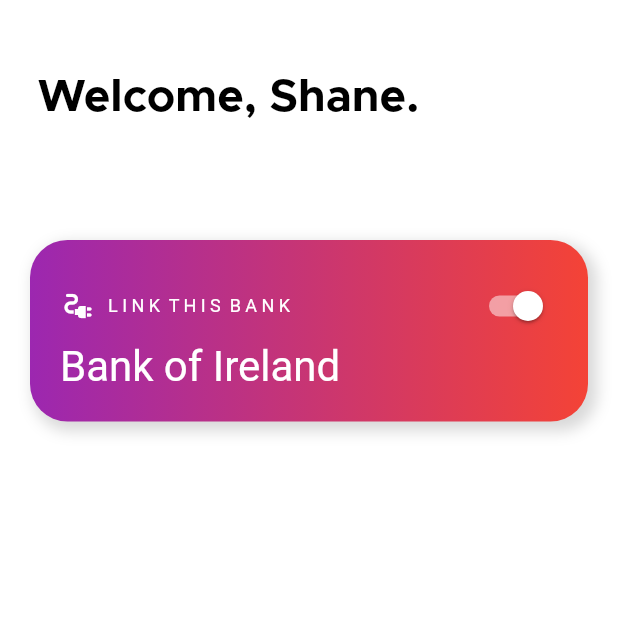
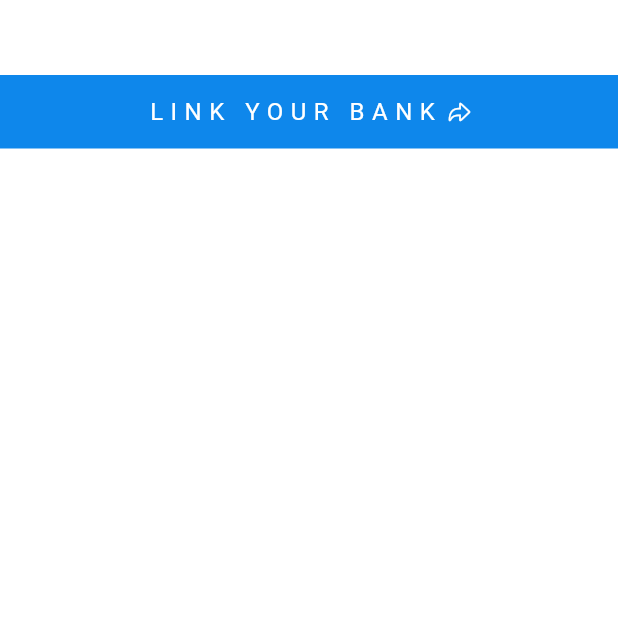
Before and after one commit to shanematthewkelly/Bankify, a Flutter app: the screen it shows after launch, on a phone screen of 412 x 824 dp, the top half of it. Run offline on Flutter 3.47's test engine with Material 2 defaults, Android fonts, the phone set to English and light mode, and no system bars; our stand-ins replace flutter_swiper, lottie, shared_preferences; missing offline and left inert: plaid_flutter; Roboto replaces fonts that are missing (avenir).

Commit message:
Plaid Link API Backend Integration With Client

```diff
--- a/lib/main.dart
+++ b/lib/main.dart
@@ -1,3 +1,4 @@
+
 import 'package:Bankify/screens/core/bankConnectScreen.dart';
 import 'package:Bankify/screens/intro/loaderScreen.dart';
 import 'package:flutter/material.dart';
--- a/lib/screens/core/bankConnectScreen.dart
+++ b/lib/screens/core/bankConnectScreen.dart
@@ -1,5 +1,10 @@
+import 'dart:convert';
+
 import 'package:flutter/cupertino.dart';
 import 'package:flutter/material.dart';
+import 'package:plaid_flutter/plaid_flutter.dart';
+import 'package:http/http.dart' as http;
+import 'package:shared_preferences/shared_preferences.dart';
 
 class ConnectBank extends StatefulWidget {
   @override
@@ -21,78 +26,33 @@
                   top: 50,
                   left: 25,
                 ),
-                child: Column(
-                  children: [
-                    Text(
-                      'Welcome, Shane.',
-                      style: TextStyle(
-                          fontSize: 30,
-                          fontFamily: 'MetroBold',
-                          color: Colors.black),
-                      textAlign: TextAlign.left,
-                    ),
-                  ],
-                ),
               ),
-              Expanded(
+              GestureDetector(
+                onTap: () async {
+                  // Run function responsible for initializing Plaid Link
+                  initializePlaidLink();
+                },
                 child: Container(
-                  margin:
-                      EdgeInsets.only(left: 20, right: 20, top: 80, bottom: 30),
-                  child: ListView(
+                  decoration: BoxDecoration(
+                    color: Color.fromRGBO(14, 135, 235, 1),
+                  ),
+                  padding: EdgeInsets.all(15),
+                  child: Row(
+                    mainAxisAlignment: MainAxisAlignment.center,
                     children: [
-                      Container(
-                        padding: EdgeInsets.all(20),
-                        decoration: BoxDecoration(
-                          gradient: LinearGradient(
-                            colors: [Colors.purple, Colors.red],
-                            begin: Alignment.centerLeft,
-                            end: Alignment.centerRight,
-                          ),
-                          boxShadow: [
-                            BoxShadow(
-                                color: Colors.grey.withOpacity(0.4),
-                                blurRadius: 8,
-                                spreadRadius: 2,
-                                offset: Offset(4, 4)),
-                          ],
-                          borderRadius: BorderRadius.all(Radius.circular(25)),
-                        ),
-                        child: Column(
-                          crossAxisAlignment: CrossAxisAlignment.start,
-                          children: <Widget>[
-                            Row(
-                              mainAxisAlignment: MainAxisAlignment.spaceBetween,
-                              children: <Widget>[
-                                Row(
-                                  children: <Widget>[
-                                    Icon(
-                                      Icons.electrical_services,
-                                      color: Colors.white,
-                                      size: 24,
-                                    ),
-                                    SizedBox(width: 8),
-                                    Text(
-                                      'L I N K  T H I S  B A N K',
-                                      style: TextStyle(
-                                          color: Colors.white, fontSize: 12),
-                                    ),
-                                  ],
-                                ),
-                                Switch(
-                                  onChanged: (bool value) {},
-                                  value: true,
-                                  activeColor: Colors.white,
-                                ),
-                              ],
-                            ),
-                            Text(
-                              "Bank of Ireland",
-                              style: TextStyle(
-                                  color: Colors.white,
-                                  fontSize: 28,
-                                  fontFamily: 'avenir'),
-                            )
-                          ],
+                      Text(
+                        "LINK YOUR BANK",
+                        style: TextStyle(
+                            color: Colors.white,
+                            fontSize: 16,
+                            letterSpacing: 5),
+                      ),
+                      Padding(
+                        padding: const EdgeInsets.only(left: 6),
+                        child: Icon(
+                          CupertinoIcons.arrowshape_turn_up_right,
+                          color: Colors.white,
+                          size: 16,
                         ),
                       ),
                     ],
@@ -105,4 +65,29 @@
       ),
     );
   }
+
+  //Connect to Plaid Backend
+  Future initializePlaidLink() async {
+    final String url =
+        "https://q80qzg1rgh.execute-api.us-east-1.amazonaws.com/dev/api/create_link_token";
+
+    final response =
+        await http.post(url, headers: {"Accept": "Application/json"});
+
+    if (response.statusCode == 200) {
+      var responseData = jsonDecode(response.body);
+
+      LinkConfiguration configuration = LinkConfiguration(
+        linkToken: responseData['link_token'],
+      );
+
+      PlaidLink _plaidLink = PlaidLink(
+        configuration: configuration,
+      );
+
+      _plaidLink.open();
+    } else {
+      // TODO: Handle the error accordingly
+    }
+  }
 }
--- a/pubspec.yaml
+++ b/pubspec.yaml
@@ -26,6 +26,7 @@
   cupertino_icons: ^1.0.0
   http: ^0.12.2
   shared_preferences: ^0.5.12+4
+  plaid_flutter: ^1.1.6
 
   # Main
   flutter:
```
Also changed, not shown: pubspec.lock, 1 other file.
